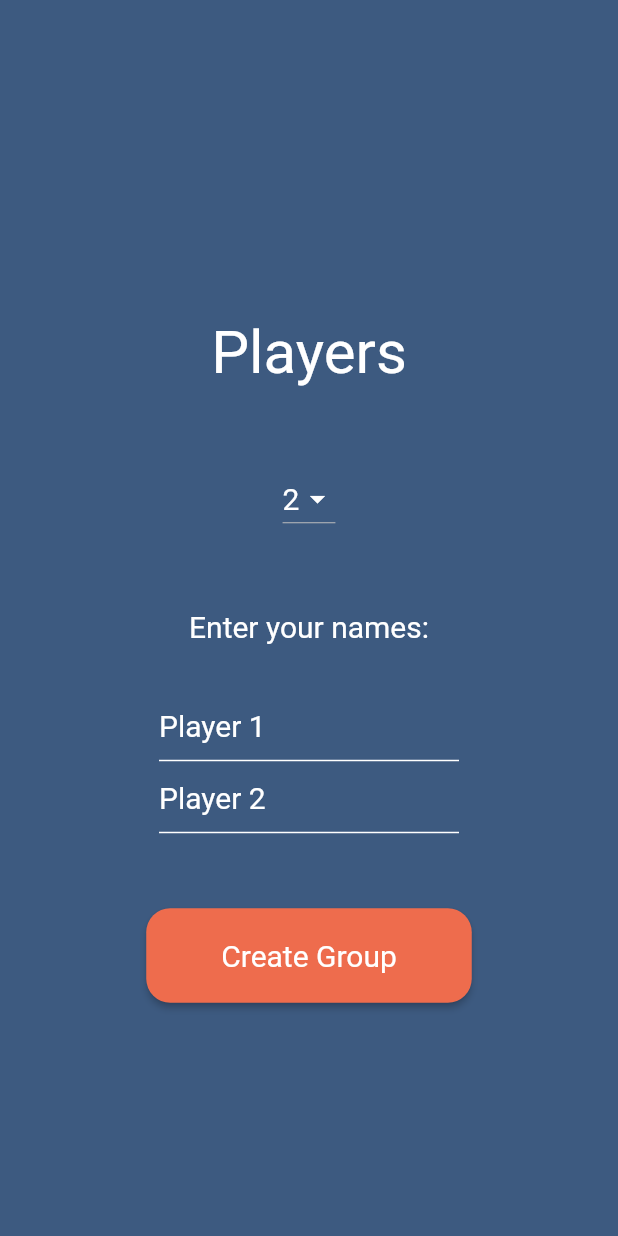
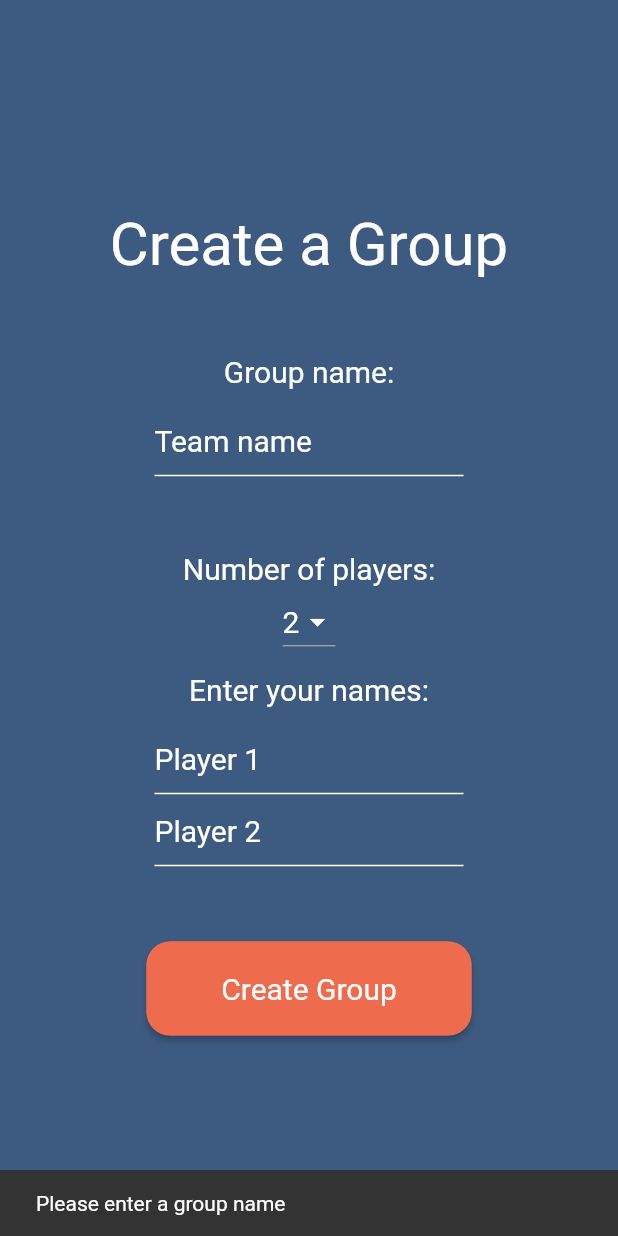
Before and after one commit to carvalho28/explode, a Flutter app: the screen it shows after launch, after a tap on "Create Group", on a phone screen of 412 x 824 dp. Run offline on Flutter 3.47's test engine with Material 2 defaults, Android fonts, the phone set to English and light mode, and no system bars; our stand-ins replace share_plus, sqflite; accounts and stored records are empty.

Commit message:
Group creation view fixed issues
Signed-off-by: carvalho28 <carvalhoo287@gmail.com>

```diff
--- a/lib/views/group_choice.dart
+++ b/lib/views/group_choice.dart
@@ -1,15 +1,8 @@
 import 'package:explode/constants/general.dart';
 import 'package:flutter/material.dart';
-import 'package:flutter/src/widgets/container.dart';
-import 'package:flutter/src/widgets/framework.dart';
 
 class GroupChoice extends StatefulWidget {
-  const GroupChoice({
-    super.key,
-    required this.playersNames,
-  });
-
-  final List<String> playersNames;
+  const GroupChoice({super.key});
 
   @override
   State<GroupChoice> createState() => _GroupChoiceState();
--- a/lib/views/players_choice.dart
+++ b/lib/views/players_choice.dart
@@ -42,6 +42,11 @@ class _PlayersChoiceState extends State<PlayersChoice> {
 
   String? _selectedPlayer = '2';
 
+  // name of group
+  final TextEditingController _groupNameController = TextEditingController();
+
+  String _groupName = '';
+
   final Map<String, TextEditingController> _controllers = {
     '1': TextEditingController(),
     '2': TextEditingController(),
@@ -54,7 +59,7 @@ class _PlayersChoiceState extends State<PlayersChoice> {
   // function to create group of players
   Future saveGroup(List<String> playersName, String groupName) async {
     // if all players name are not empty
-    if (playersName.isNotEmpty) {
+    if (playersName.isNotEmpty && groupName.isNotEmpty) {
       print('Here');
       // create group
       GroupModel groupModel =
@@ -75,11 +80,19 @@ class _PlayersChoiceState extends State<PlayersChoice> {
     } else {
       print('empty');
       // if one of the players name is empty, show a snackbar
-      ScaffoldMessenger.of(context).showSnackBar(
-        const SnackBar(
-          content: Text('Please fill all the players name'),
-        ),
-      );
+      if (groupName.isEmpty) {
+        ScaffoldMessenger.of(context).showSnackBar(
+          const SnackBar(
+            content: Text('Please enter a group name'),
+          ),
+        );
+      } else {
+        ScaffoldMessenger.of(context).showSnackBar(
+          const SnackBar(
+            content: Text('Please enter all players name'),
+          ),
+        );
+      }
     }
   }
 
@@ -109,7 +122,6 @@ class _PlayersChoiceState extends State<PlayersChoice> {
   Widget build(BuildContext context) {
     // let the user choose the number of players and prompt them to enter their names
     return Scaffold(
-      resizeToAvoidBottomInset: false,
       backgroundColor: primaryColor,
       appBar: AppBar(
         backgroundColor: Colors.transparent,
@@ -120,7 +132,7 @@ class _PlayersChoiceState extends State<PlayersChoice> {
           mainAxisAlignment: MainAxisAlignment.center,
           children: [
             const Text(
-              'Players',
+              'Create a Group',
               style: TextStyle(
                 color: Colors.white,
                 fontSize: 40,
@@ -130,7 +142,52 @@ class _PlayersChoiceState extends State<PlayersChoice> {
             const SizedBox(
               height: 50,
             ),
-            // dropdown must select one of the options, matching color scheme
+            const Text(
+              'Group name:',
+              style: TextStyle(
+                color: Colors.white,
+                fontSize: 20,
+                fontFamily: fontBody,
+              ),
+            ),
+            const SizedBox(
+              height: 10,
+            ),
+            SizedBox(
+              width: MediaQuery.of(context).size.width * 0.5,
+              child: TextField(
+                controller: _groupNameController,
+                style: const TextStyle(
+                  color: Colors.white,
+                  fontSize: 20,
+                  fontFamily: fontBody,
+                ),
+                decoration: const InputDecoration(
+                  hintText: 'Team name',
+                  hintStyle: TextStyle(
+                    color: Colors.white,
+                    fontSize: 20,
+                    fontFamily: fontBody,
+                  ),
+                  enabledBorder: UnderlineInputBorder(
+                    borderSide: BorderSide(
+                      color: Colors.white,
+                    ),
+                  ),
+                ),
+              ),
+            ),
+            const SizedBox(
+              height: 50,
+            ),
+            const Text(
+              'Number of players:',
+              style: TextStyle(
+                color: Colors.white,
+                fontSize: 20,
+                fontFamily: fontBody,
+              ),
+            ),
             DropdownButton(
               value: _selectedPlayer,
               items: dropdownItems,
@@ -150,7 +207,7 @@ class _PlayersChoiceState extends State<PlayersChoice> {
             ),
             // prompt user to enter their names
             const SizedBox(
-              height: 50,
+              height: 10,
             ),
             const Text(
               'Enter your names:',
@@ -161,12 +218,12 @@ class _PlayersChoiceState extends State<PlayersChoice> {
               ),
             ),
             const SizedBox(
-              height: 30,
+              height: 10,
             ),
             // create a TextController for each player
             for (int i = 0; i < int.parse(_selectedPlayer!); i++)
               SizedBox(
-                width: 200,
+                width: MediaQuery.of(context).size.width * 0.5,
                 child: TextField(
                   controller: _controllers['${i + 1}'],
                   style: const TextStyle(
@@ -206,12 +263,8 @@ class _PlayersChoiceState extends State<PlayersChoice> {
                     playersName.add(_controllers['${i + 1}']!.text);
                   }
                 }
-                print(playersName);
-                // saveGroup(playersName, 'Group 1');
-                // deleteTables();
-                readTable();
-                // saveGroup(playersName, 'group1');
-                // readTable();
+                String groupName = _groupNameController.text;
+                saveGroup(playersName, groupName);
                 // navigate to the game screen
                 // Navigator.pushNamed(context, '/game');
               },
@@ -234,6 +287,9 @@ class _PlayersChoiceState extends State<PlayersChoice> {
                 ),
               ),
             ),
+            const SizedBox(
+              height: 50,
+            ),
           ],
         ),
       ),
```
